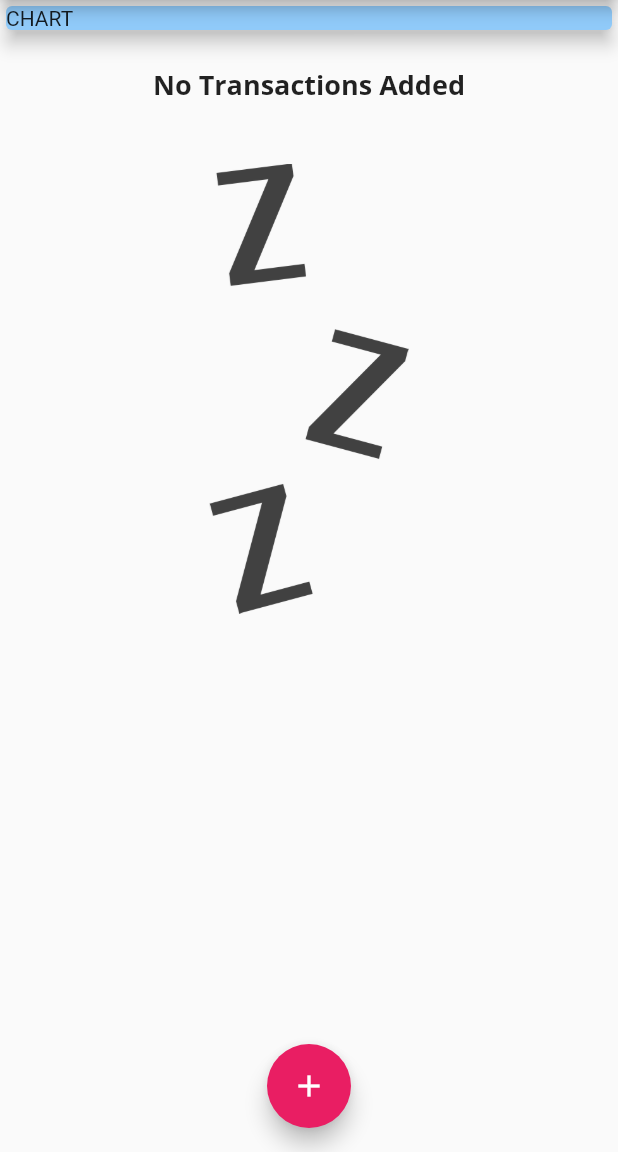
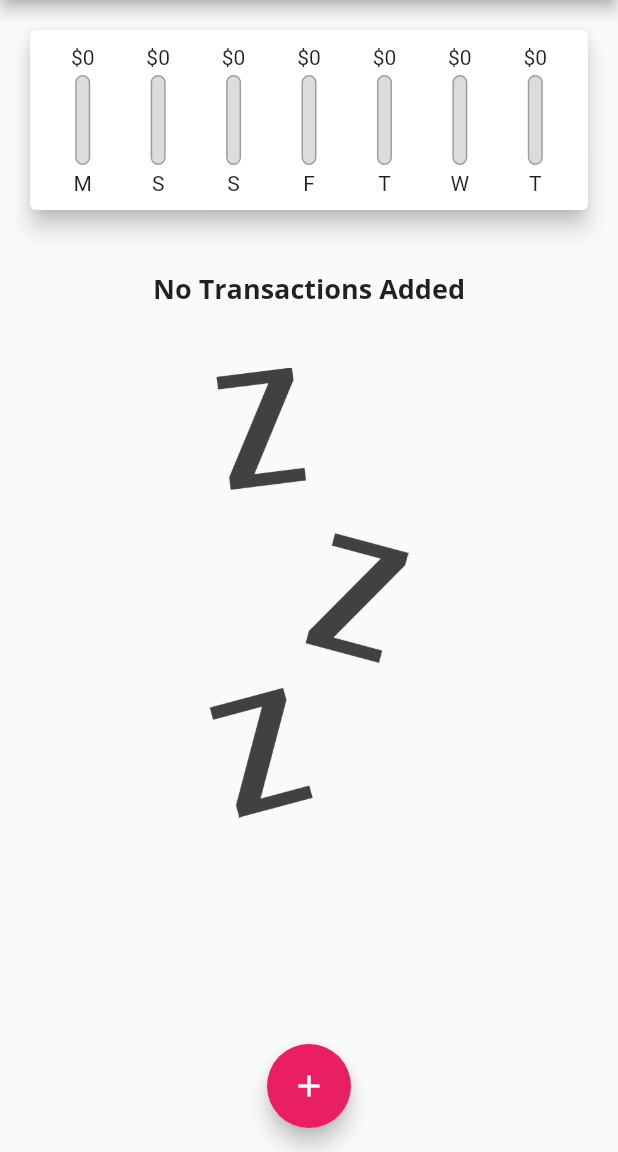
Before and after one commit to uzairafridi00/flutter-learning, a Flutter app: the screen it shows after launch, on a phone screen of 412 x 824 dp, the part 84-1236 px from its top. Run offline on Flutter 3.47's test engine with Material 2 defaults, Android fonts, the phone set to English and light mode, and no system bars; missing offline and left inert: dart:ffi; Roboto replaces fonts that are missing (Open Sans).

```diff
--- a/Flutter Projects/expense_tracker/lib/main.dart
+++ b/Flutter Projects/expense_tracker/lib/main.dart
@@ -1,8 +1,11 @@
+import 'dart:ffi';
+
 import 'package:flutter/material.dart';
 
 import './widgets/new_transaction.dart';
+import './widgets/transactions_list.dart';
+import './widgets/chart.dart';
 import './models/transaction.dart';
-import './widgets/transactions_list.dart';
 
 void main() => runApp(MyApp());
 
@@ -55,6 +58,16 @@ class _MyHomePageState extends State<MyHomePage> {
     //     id: 't2', title: 'New Bag', amount: 34.99, date: DateTime.now()),
   ];
 
+  List<Transaction> get _recentTransactions {
+    return _userTransactions.where((tx) {
+      return tx.date.isAfter(
+        DateTime.now().subtract(
+          Duration(days: 7),
+        ),
+      );
+    }).toList();
+  }
+
   void _addNewTransaction(String txTitle, double txAmount) {
     final newTx = Transaction(
       title: txTitle,
@@ -100,14 +113,7 @@ class _MyHomePageState extends State<MyHomePage> {
             // mainAxisAlignment: MainAxisAlignment.spaceEvenly,
             crossAxisAlignment: CrossAxisAlignment.stretch,
             children: <Widget>[
-              Container(
-                width: double.infinity,
-                child: Card(
-                  color: Colors.blue[200],
-                  elevation: 5,
-                  child: Text('CHART'),
-                ),
-              ),
+              Chart(recentTransactions: _recentTransactions),
               TransactionList(transactions: _userTransactions)
             ]),
       ),
--- a/Flutter Projects/expense_tracker/lib/widgets/chart.dart
+++ b/Flutter Projects/expense_tracker/lib/widgets/chart.dart
@@ -1,25 +1,62 @@
 import 'package:flutter/material.dart';
+import 'package:intl/intl.dart';
 
+import './chart_bar.dart';
 import '../models/transaction.dart';
 
 class Chart extends StatelessWidget {
-  final List<Transaction> recentTransaction;
+  final List<Transaction> recentTransactions;
 
-  List<Map<String, Object>> get groupedTransactionValues {
+  Chart({super.key, required this.recentTransactions});
+
+  List<Map<String, dynamic>> get groupedTransactionValues {
     return List.generate(7, (index) {
-      return {'DAY': 'T', 'amount': 9.99};
+      final weekDay = DateTime.now().subtract(
+        Duration(days: index),
+      );
+      double totalSum = 0.0;
+      for (var i = 0; i < recentTransactions.length; i++) {
+        if (recentTransactions[i].date.day == weekDay.day &&
+            recentTransactions[i].date.month == weekDay.month &&
+            recentTransactions[i].date.year == weekDay.year) {
+          totalSum += recentTransactions[i].amount;
+        }
+      }
+
+      return {
+        'day': DateFormat.E().format(weekDay).substring(0, 1),
+        'amount': totalSum
+      };
     });
   }
 
-  const Chart({super.key});
+  double get totalSpending {
+    return groupedTransactionValues.fold(0.0, (sum, item) {
+      return sum + item['amount'];
+    });
+  }
 
   @override
   Widget build(BuildContext context) {
     return Card(
       elevation: 6,
       margin: EdgeInsets.all(20),
-      child: Row(
-        children: [],
+      child: Padding(
+        padding: EdgeInsets.all(10),
+        child: Row(
+          mainAxisAlignment: MainAxisAlignment.spaceAround,
+          children: groupedTransactionValues.map((data) {
+            return Flexible(
+              fit: FlexFit.tight,
+              child: ChartBar(
+                  label: data['day'],
+                  spendingAmount: data['amount'],
+                  spendingPercentageOfTotal: totalSpending == 0.0
+                      ? 0.0
+                      : (data['amount'] as double) / totalSpending),
+            );
+          }).toList(),
+        ),
       ),
     );
   }
--- /dev/null
+++ b/Flutter Projects/expense_tracker/lib/widgets/chart_bar.dart
@@ -0,0 +1,52 @@
+import 'package:flutter/material.dart';
+
+class ChartBar extends StatelessWidget {
+  final String label;
+  final double spendingAmount;
+  final double spendingPercentageOfTotal;
+
+  const ChartBar(
+      {super.key,
+      required this.label,
+      required this.spendingAmount,
+      required this.spendingPercentageOfTotal});
+
+  @override
+  Widget build(BuildContext context) {
+    return Column(
+      children: [
+        FittedBox(child: Text('\$${spendingAmount.toStringAsFixed(0)}')),
+        SizedBox(
+          height: 4,
+        ),
+        Container(
+          height: 60,
+          width: 10,
+          child: Stack(
+            children: [
+              Container(
+                decoration: BoxDecoration(
+                  border: Border.all(color: Colors.grey, width: 1.0),
+                  color: Color.fromRGBO(220, 220, 220, 1),
+                  borderRadius: BorderRadius.circular(10),
+                ),
+              ),
+              FractionallySizedBox(
+                heightFactor: spendingPercentageOfTotal,
+                child: Container(
+                  decoration: BoxDecoration(
+                      color: Theme.of(context).primaryColor,
+                      borderRadius: BorderRadius.circular(10)),
+                ),
+              )
+            ],
+          ),
+        ),
+        SizedBox(
+          height: 4,
+        ),
+        Text(label),
+      ],
+    );
+  }
+}
```
Also changed, not shown: Flutter Notes/Notes/Widgets, Styling, Adding Logic/Flutter Widgets Styling.txt (+89 -0 lines), Flutter Projects/expense_tracker/lib/widgets/transactions_list.dart (+17 -43 lines).
